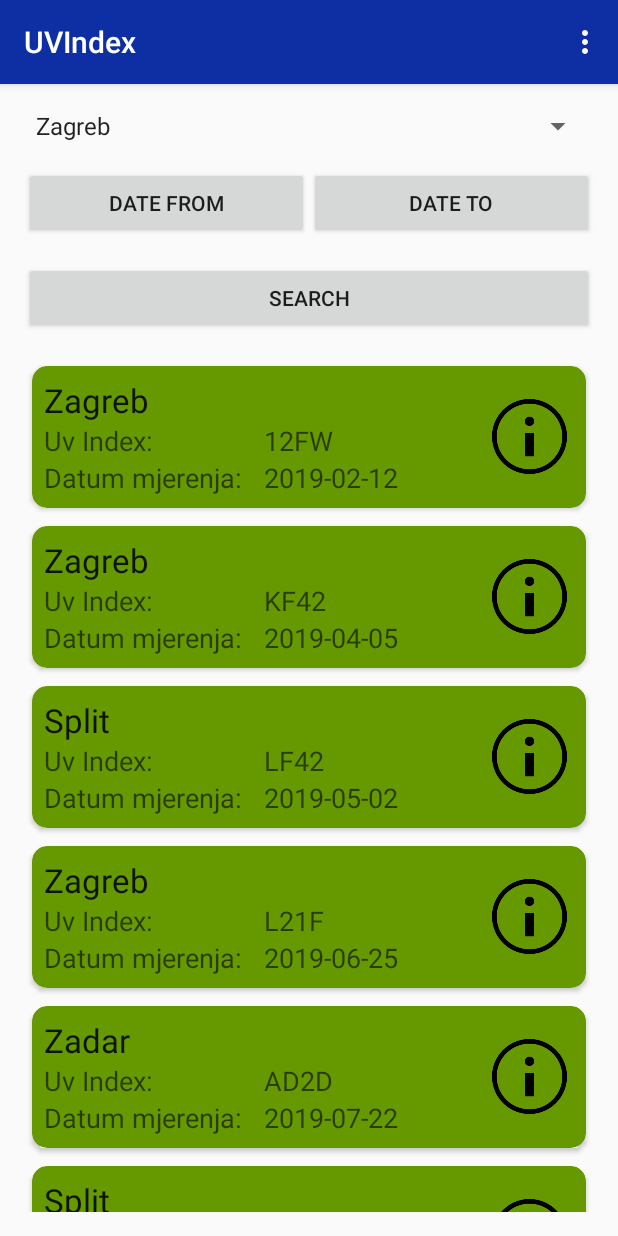
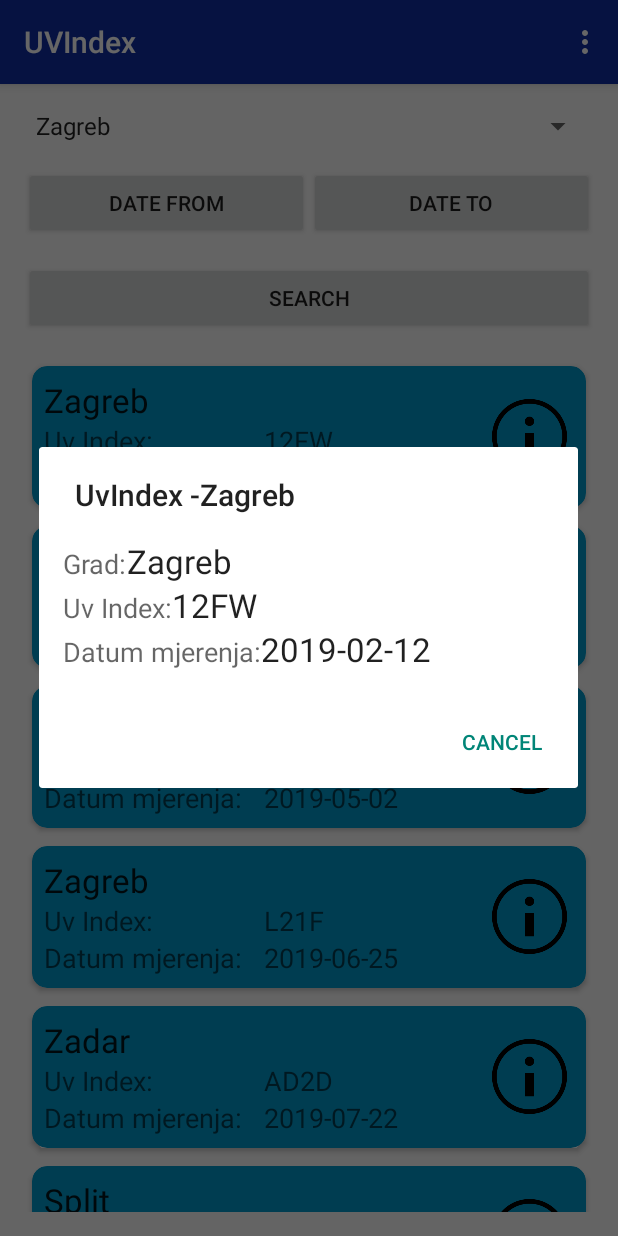
Before and after one commit to lzugaj/UvIndex, an Android app: the UserActivity screen opened directly, with no data from a screen before it, after a tap on "Info logo", on a phone screen of 412 x 824 dp. Run offline under Robolectric (Android 15) with nearby library versions, the phone set to English and light mode, and no system bars; our stand-ins replace ButterKnife, Room's generated code.

Commit message:
Adding more code for user activiy logic, adding card view info and refactoring and improving some parts of code

```diff
--- a/app/src/main/java/com/luv2code/android/uvindex/adapter/UserUvIndexAdapter.java
+++ b/app/src/main/java/com/luv2code/android/uvindex/adapter/UserUvIndexAdapter.java
@@ -1,6 +1,8 @@
 package com.luv2code.android.uvindex.adapter;
 
+import android.content.Context;
 import android.support.annotation.NonNull;
+import android.support.v4.app.FragmentManager;
 import android.support.v7.widget.RecyclerView;
 import android.view.LayoutInflater;
 import android.view.View;
@@ -20,6 +22,8 @@ import java.util.List;
 import butterknife.BindView;
 import butterknife.ButterKnife;
 
+import static com.luv2code.android.uvindex.utils.AppConstants.UVINDEXCARD_DIALOG;
+
 /**
  * Created by lzugaj on 5/31/2019
  */
@@ -30,9 +34,12 @@ public class UserUvIndexAdapter extends RecyclerView.Adapter<UserUvIndexAdapter.
 
     private UserViewModel userViewModel;
 
-    public UserUvIndexAdapter(List<UvIndex> uvIndexes, UserViewModel userViewModel) {
+    private Context context;
+
+    public UserUvIndexAdapter(List<UvIndex> uvIndexes, UserViewModel userViewModel, Context context) {
         this.uvIndexes = uvIndexes;
         this.userViewModel = userViewModel;
+        this.context = context;
     }
 
     @NonNull
@@ -45,8 +52,7 @@ public class UserUvIndexAdapter extends RecyclerView.Adapter<UserUvIndexAdapter.
     @Override
     public void onBindViewHolder(@NonNull UserUvIndexAdapter.ViewHolder holder, int position) {
         final UvIndex uvIndex = uvIndexes.get(position);
-        Location location = userViewModel.findLocation(uvIndex);
-
+        final Location location = userViewModel.findLocation(uvIndex);
         final UvIndex clickedCard = userViewModel.findUvIndex(uvIndex);
 
         holder.tvLocation.setText(location.getCityName());
@@ -54,9 +60,10 @@ public class UserUvIndexAdapter extends RecyclerView.Adapter<UserUvIndexAdapter.
         holder.tvDateValue.setText(uvIndex.getMeasurementDate());
         holder.ivInfo.setOnClickListener(new View.OnClickListener() {
             @Override
-            public void onClick(View v) {
-                UvIndexCardDialog dialog = new UvIndexCardDialog(clickedCard);
-                dialog.show((UserActivity) getSupportFragmentManager(), "UvIndexCardDialog");
+            public void onClick(View view) {
+                FragmentManager fragmentManager = ((UserActivity) context).getSupportFragmentManager();
+                UvIndexCardDialog dialog = new UvIndexCardDialog(clickedCard, location.getCityName());
+                dialog.show(fragmentManager, UVINDEXCARD_DIALOG);
                 dialog.setCancelable(false);
             }
         });
@@ -67,7 +74,7 @@ public class UserUvIndexAdapter extends RecyclerView.Adapter<UserUvIndexAdapter.
         return uvIndexes.size();
     }
 
-    public static class ViewHolder extends RecyclerView.ViewHolder {
+    static class ViewHolder extends RecyclerView.ViewHolder {
 
         @BindView(R.id.tvLocation)
         TextView tvLocation;
@@ -81,7 +88,7 @@ public class UserUvIndexAdapter extends RecyclerView.Adapter<UserUvIndexAdapter.
         @BindView(R.id.ivInfo)
         ImageView ivInfo;
 
-        public ViewHolder(@NonNull View itemView) {
+        ViewHolder(@NonNull View itemView) {
             super(itemView);
             ButterKnife.bind(this, itemView);
         }
--- a/app/src/main/java/com/luv2code/android/uvindex/dialog/UvIndexCardDialog.java
+++ b/app/src/main/java/com/luv2code/android/uvindex/dialog/UvIndexCardDialog.java
@@ -13,9 +13,7 @@ import android.view.View;
 import android.widget.TextView;
 
 import com.luv2code.android.uvindex.R;
-import com.luv2code.android.uvindex.entity.Location;
 import com.luv2code.android.uvindex.entity.UvIndex;
-import com.luv2code.android.uvindex.viewmodel.UserViewModel;
 
 import java.util.Objects;
 
@@ -29,36 +27,37 @@ import butterknife.ButterKnife;
 @SuppressLint("ValidFragment")
 public class UvIndexCardDialog extends DialogFragment {
 
-    @BindView(R.id.tvLocation)
-    TextView tvLocation;
+    @BindView(R.id.tvLocationInfo)
+    TextView tvLocationInfo;
 
-    @BindView(R.id.tvUvIndexValue)
-    TextView tvUvIndexValue;
+    @BindView(R.id.tvUvIndexInfo)
+    TextView tvUvIndexInfo;
 
-    @BindView(R.id.tvDateValue)
-    TextView tvDateValue;
+    @BindView(R.id.tvDateInfo)
+    TextView tvDateInfo;
 
     private UvIndex uvIndex;
 
-    private UserViewModel userViewModel;
+    private String locationName;
 
-    public UvIndexCardDialog(UvIndex clickedCard) {
+    public UvIndexCardDialog(UvIndex clickedCard, String locationName) {
         this.uvIndex = clickedCard;
+        this.locationName = locationName;
     }
 
     @NonNull
     @Override
     public Dialog onCreateDialog(@Nullable Bundle savedInstanceState) {
         AlertDialog.Builder builder = new AlertDialog.Builder(getActivity());
-        builder.setTitle("Test");
+        builder.setTitle(getString(R.string.uvIndex_dialog_title) + locationName);
 
         LayoutInflater layoutInflater = Objects.requireNonNull(getActivity()).getLayoutInflater();
-        @SuppressLint("InflateParams") View view = layoutInflater.inflate(R.layout.uv_index_info, null);
+        @SuppressLint("InflateParams")
+        View view = layoutInflater.inflate(R.layout.uv_index_info, null);
         builder.setView(view);
 
         ButterKnife.bind(this, view);
-
-        getCardContent();
+        getCardContent(uvIndex);
 
         builder.setNegativeButton(android.R.string.cancel, new DialogInterface.OnClickListener() {
             @Override
@@ -70,10 +69,9 @@ public class UvIndexCardDialog extends DialogFragment {
         return builder.create();
     }
 
-    private void getCardContent() {
-        Location location = userViewModel.findLocation(this.uvIndex);
-        tvLocation.setText(location.getCityName());
-        tvUvIndexValue.setText(uvIndex.getUvIndex());
-        tvDateValue.setText(uvIndex.getMeasurementDate());
+    private void getCardContent(UvIndex uvIndex) {
+        tvLocationInfo.setText(locationName);
+        tvUvIndexInfo.setText(uvIndex.getUvIndex());
+        tvDateInfo.setText(uvIndex.getMeasurementDate());
     }
 }
--- a/app/src/main/java/com/luv2code/android/uvindex/utils/AppConstants.java
+++ b/app/src/main/java/com/luv2code/android/uvindex/utils/AppConstants.java
@@ -22,5 +22,6 @@ public class AppConstants {
 
     // Exit dialog
     public static final String EXIT_DIALOG = "ExitDialog";
+    public static final String UVINDEXCARD_DIALOG = "UvIndexCardDialog";
 
 }
--- a/app/src/main/java/com/luv2code/android/uvindex/view/UserActivity.java
+++ b/app/src/main/java/com/luv2code/android/uvindex/view/UserActivity.java
@@ -79,7 +79,7 @@ public class UserActivity extends AppCompatActivity {
     private void setAdapter() {
         uvIndexes = new ArrayList<>();
         uvIndexes.addAll(userViewModel.getAllUvIndexes());
-        adapter = new UserUvIndexAdapter(uvIndexes, this.userViewModel);
+        adapter = new UserUvIndexAdapter(uvIndexes, this.userViewModel, this);
     }
 
     private void setRecycler() {
@@ -103,7 +103,7 @@ public class UserActivity extends AppCompatActivity {
             exitDialog.show(getSupportFragmentManager(), EXIT_DIALOG);
             return true;
         } else if (id == R.id.action_logout) {
-            String message = "Goodbye! :)";
+            String message = getString(R.string.goodbye_msg);
             Intent loginIntent = new Intent();
             loginIntent.putExtra(RETURN_LOGIN_KEY, message);
             setResult(RESULT_OK, loginIntent);
--- a/app/src/main/res/layout/activity_user.xml
+++ b/app/src/main/res/layout/activity_user.xml
@@ -21,7 +21,7 @@
     </LinearLayout>
 
     <Button android:id="@+id/btnSearch"
-        style="@style/BtnSearch"/>
+        style="@style/BtnSearchStyle"/>
 
     <android.support.v7.widget.RecyclerView
         android:id="@+id/rvUvIndexes"
--- a/app/src/main/res/layout/uv_index.xml
+++ b/app/src/main/res/layout/uv_index.xml
@@ -4,7 +4,7 @@
     android:layout_height="wrap_content"
     xmlns:tools="http://schemas.android.com/tools"
     xmlns:app="http://schemas.android.com/apk/res-auto"
-    app:cardBackgroundColor="@android:color/holo_green_dark"
+    app:cardBackgroundColor="@android:color/holo_blue_dark"
     app:cardUseCompatPadding="true"
     app:cardCornerRadius="@dimen/cornerRadius">
 
--- a/app/src/main/res/values/strings.xml
+++ b/app/src/main/res/values/strings.xml
@@ -7,11 +7,14 @@
     <string name="date_from">Date from</string>
     <string name="date_to">Date to</string>
     <string name="button_search">Search</string>
-    <string name="uvIndexText">Uv Index:</string>
-    <string name="dateText">Datum mjerenja:</string>
+    <string name="uvIndexText">Uv Index: </string>
+    <string name="dateText">Datum mjerenja: </string>
     <string name="iv_info_description">Info logo</string>
     <string name="exit_from_app">Exit the application</string>
     <string name="exit_confirm">Are you sure you want exit the application</string>
     <string name="logout">Logout</string>
     <string name="exit">Exit</string>
+    <string name="uvIndex_dialog_title">UvIndex -</string>
+    <string name="goodbye_msg">Goodbye! :)</string>
+    <string name="cityText">Grad: </string>
 </resources>
--- a/app/src/main/res/values/styles.xml
+++ b/app/src/main/res/values/styles.xml
@@ -5,8 +5,9 @@
         <item name="colorPrimaryDark">@color/colorPrimaryDark</item>
     </style>
 
+    <!-- Main Activity -->
     <!-- Image View Style -->
-    <style name="IvStyle">
+    <style name="IvLoginStyle">
         <item name="android:layout_width">@dimen/ivSize</item>
         <item name="android:layout_height">@dimen/ivSize</item>
         <item name="android:src">@drawable/auth_logo</item>
@@ -16,7 +17,7 @@
     </style>
 
     <!-- Edit Text Style -->
-    <style name="EtStyle">
+    <style name="EtLoginStyle">
         <item name="android:layout_width">match_parent</item>
         <item name="android:layout_height">wrap_content</item>
         <item name="android:textSize">@dimen/etTextSize</item>
@@ -24,7 +25,7 @@
     </style>
 
     <!-- Button Style -->
-    <style name="BtnStyle">
+    <style name="BtnLoginStyle">
         <item name="android:layout_width">match_parent</item>
         <item name="android:layout_height">wrap_content</item>
         <item name="android:layout_gravity">center</item>
@@ -36,6 +37,7 @@
         <item name="android:enabled">false</item>
     </style>
 
+    <!-- User Activity -->
     <!-- Spinner Style -->
     <style name="LocationSpinnerStyle">
         <item name="android:layout_width">match_parent</item>
@@ -70,7 +72,7 @@
     </style>
 
     <!-- Search Button Style -->
-    <style name="BtnSearch">
+    <style name="BtnSearchStyle">
         <item name="android:layout_width">match_parent</item>
         <item name="android:layout_height">wrap_content</item>
         <item name="android:text">@string/button_search</item>
@@ -83,6 +85,7 @@
         <item name="android:layout_height">wrap_content</item>
     </style>
 
+    <!-- UvIndexCardDialog -->
     <!-- Linear Layout for Card View Style -->
     <style name="LLCardViewStyle">
         <item name="android:layout_width">match_parent</item>
@@ -152,4 +155,41 @@
         <item name="android:contentDescription">@string/iv_info_description</item>
     </style>
 
+    <!-- CardDialog Info -->
+    <!-- Linear Layout Card Info Style -->
+    <style name="LLCardViewCityInfo">
+        <item name="android:layout_width">wrap_content</item>
+        <item name="android:layout_height">wrap_content</item>
+        <item name="android:orientation">horizontal</item>
+    </style>
+
+    <!-- Text for all Card View Text -->
+    <style name="CardViewInfoText">
+        <item name="android:layout_width">wrap_content</item>
+        <item name="android:layout_height">wrap_content</item>
+        <item name="android:textAppearance">?android:attr/textAppearanceMedium</item>
+    </style>
+
+    <!-- Card View City Text -->
+    <style name="TvCityText.CardViewInfoText" parent="CardViewInfoText">
+        <item name="android:text">@string/cityText</item>
+    </style>
+
+    <!-- Card View UvIndex Text -->
+    <style name="TvUvIndexText.CardViewInfoText" parent="CardViewInfoText">
+        <item name="android:text">@string/uvIndexText</item>
+    </style>
+
+    <!-- Card View Date Text -->
+    <style name="TvDateText.CardViewInfoText" parent="CardViewInfoText">
+        <item name="android:text">@string/dateText</item>
+    </style>
+
+    <!-- Card View values - City, UvIndex and Date -->
+    <style name="CardViewInfoValues">
+        <item name="android:layout_width">wrap_content</item>
+        <item name="android:layout_height">wrap_content</item>
+        <item name="android:textAppearance">?android:attr/textAppearanceLarge</item>
+    </style>
+
 </resources>
```
Also changed, not shown: app/src/main/res/layout/activity_main.xml (+8 -6 lines), app/src/main/res/layout/uv_index_info.xml (+10 -38 lines).
